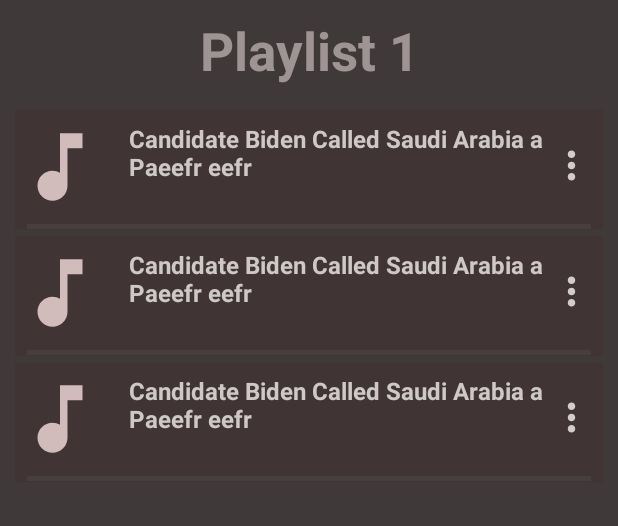
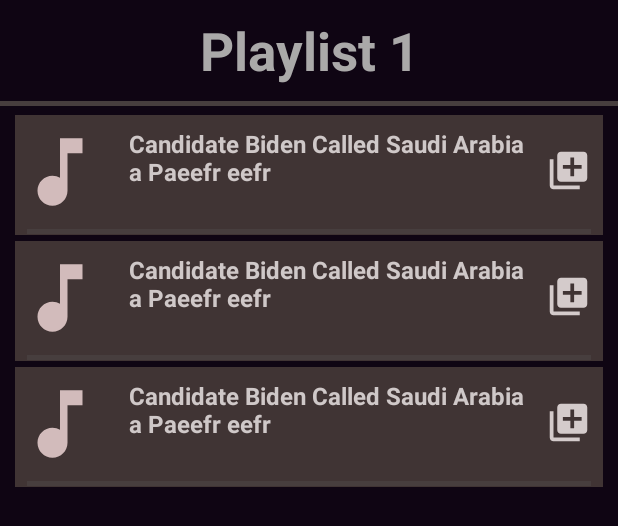
Before and after one commit to trungdongphuoca/MusicApp, an Android app: the layout activity_detail_playlist.xml on its own in the app's theme, with its tools: preview values and no code run, on a phone screen of 412 x 824 dp. Shown: the top 526 px of the screen. Run offline under Robolectric (Android 15) with nearby library versions, the phone set to English and light mode, and no system bars.

Commit message:
add success Song to Playlist.

```diff
--- a/app/build.gradle
+++ b/app/build.gradle
@@ -37,8 +37,7 @@ dependencies {
 
     implementation platform('com.google.firebase:firebase-bom:31.1.0')
     implementation 'com.google.firebase:firebase-auth'
-    implementation 'com.google.firebase:firebase-firestore'
-    implementation 'com.google.firebase:firebase-database:20.1.0'
+    implementation 'com.google.firebase:firebase-database' // cho realtime
 
 
     testImplementation 'junit:junit:4.13.2'
--- a/app/src/main/java/tdtu/finalapp/musicapp/Model/Song.java
+++ b/app/src/main/java/tdtu/finalapp/musicapp/Model/Song.java
@@ -8,6 +8,7 @@ public class Song implements Serializable {
     private String title;
     private String duration;
 
+    public Song(){}
     public Song(String path, String title, String duration) {
         this.path = path;
         this.title = title;
--- /dev/null
+++ b/app/src/main/res/drawable/ic_baseline_add_to_photos_24.xml
@@ -0,0 +1,5 @@
+<vector android:height="24dp" android:tint="#D4CBCB"
+    android:viewportHeight="24" android:viewportWidth="24"
+    android:width="24dp" xmlns:android="http://schemas.android.com/apk/res/android">
+    <path android:fillColor="@android:color/white" android:pathData="M4,6L2,6v14c0,1.1 0.9,2 2,2h14v-2L4,20L4,6zM20,2L8,2c-1.1,0 -2,0.9 -2,2v12c0,1.1 0.9,2 2,2h12c1.1,0 2,-0.9 2,-2L22,4c0,-1.1 -0.9,-2 -2,-2zM19,11h-4v4h-2v-4L9,11L9,9h4L13,5h2v4h4v2z"/>
+</vector>
--- a/app/src/main/res/layout/activity_detail_playlist.xml
+++ b/app/src/main/res/layout/activity_detail_playlist.xml
@@ -5,18 +5,25 @@
     android:layout_width="match_parent"
     android:layout_height="match_parent"
     tools:context=".PlaylistInLibrary.DetailPlaylistActivity"
-    android:background="#FF403939">
+    android:background="#0F0513">
 
     <TextView
+        android:id="@+id/name_playlist"
         android:layout_width="match_parent"
         android:layout_height="wrap_content"
-        android:id="@+id/name_playlist"
+        android:padding="10dp"
         android:text="Playlist 1"
         android:textAlignment="center"
-        android:textStyle="bold"
+        android:textColor="#AAA9A9"
         android:textSize="35dp"
-        android:padding="10dp"
-        android:textColor="#9F9494"/>
+        android:textStyle="bold" />
+    <View
+        android:id="@+id/view"
+        android:layout_width="match_parent"
+        android:layout_height="3dp"
+        app:layout_constraintStart_toStartOf="parent"
+        android:layout_below="@+id/name_playlist"
+        android:background="@color/underline"/>
 
     <TextView
         android:layout_width="match_parent"
@@ -24,7 +31,7 @@
         android:id="@+id/noSong"
         android:layout_marginTop="300dp"
         android:text="No song in playlist"
-        android:layout_below="@+id/name_playlist"
+        android:layout_below="@+id/view"
         android:textAlignment="center"
         android:textStyle="bold"
         android:textSize="20dp"
@@ -33,12 +40,12 @@
         android:visibility="gone"/>
 
     <androidx.recyclerview.widget.RecyclerView
+        android:id="@+id/playlistRV"
         android:layout_width="match_parent"
         android:layout_height="match_parent"
-        android:layout_below="@+id/name_playlist"
-        tools:listitem="@layout/list_songs"
+        android:layout_below="@+id/view"
         android:padding="2dp"
-        />
+        tools:listitem="@layout/list_songs" />
 
 
 
--- a/app/src/main/res/layout/fragment_song.xml
+++ b/app/src/main/res/layout/fragment_song.xml
@@ -34,6 +34,7 @@
            android:layout_width="match_parent"
            android:layout_height="wrap_content"
            android:layout_below="@+id/songsText"
+           android:layout_marginTop="0dp"
            tools:listitem="@layout/list_songs" />
 
 
--- a/app/src/main/res/layout/list_songs.xml
+++ b/app/src/main/res/layout/list_songs.xml
@@ -29,22 +29,22 @@
         android:textSize="16dp"
         android:textStyle="bold"
         android:layout_marginStart="16dp"
-        android:layout_marginEnd="32dp"
+        android:layout_marginEnd="44dp"
         android:layout_marginTop="0dp"
         app:layout_constraintEnd_toEndOf="parent"
         app:layout_constraintStart_toEndOf="@+id/image_Song"
         app:layout_constraintTop_toTopOf="parent" />
 
     <ImageView
-        android:id="@+id/menu_playlist"
+        android:id="@+id/menu_song"
         android:layout_width="30dp"
         android:layout_height="30dp"
-        android:layout_marginEnd="10dp"
+        android:layout_marginEnd="2dp"
         android:layout_marginTop="14dp"
         app:layout_constraintEnd_toEndOf="parent"
         app:layout_constraintStart_toEndOf="@+id/nameSong"
         app:layout_constraintTop_toTopOf="parent"
-        android:src="@drawable/ic_baseline_more_vert_24"/>
+        android:src="@drawable/ic_baseline_add_to_photos_24"/>
     <View
         android:layout_width="match_parent"
         android:layout_height="3dp"
```
Also changed, not shown: app/src/main/java/tdtu/finalapp/musicapp/Adapter/AdapterPlaylist.java (+3 -6 lines), app/src/main/java/tdtu/finalapp/musicapp/Adapter/AdapterSong.java (+75 -2 lines), app/src/main/java/tdtu/finalapp/musicapp/Model/Playlist.java (+4 -4 lines), app/src/main/java/tdtu/finalapp/musicapp/PlaylistInLibrary/DAOPlaylist.java (+27 -0 lines), app/src/main/java/tdtu/finalapp/musicapp/PlaylistInLibrary/DetailPlaylistActivity.java (+16 -0 lines), app/src/main/java/tdtu/finalapp/musicapp/PlaylistInLibrary/PlaylistActivity.java (+5 -4 lines), app/src/main/res/layout/custom_dialog_addsongtoplaylist.xml (added, +37 -0 lines).
